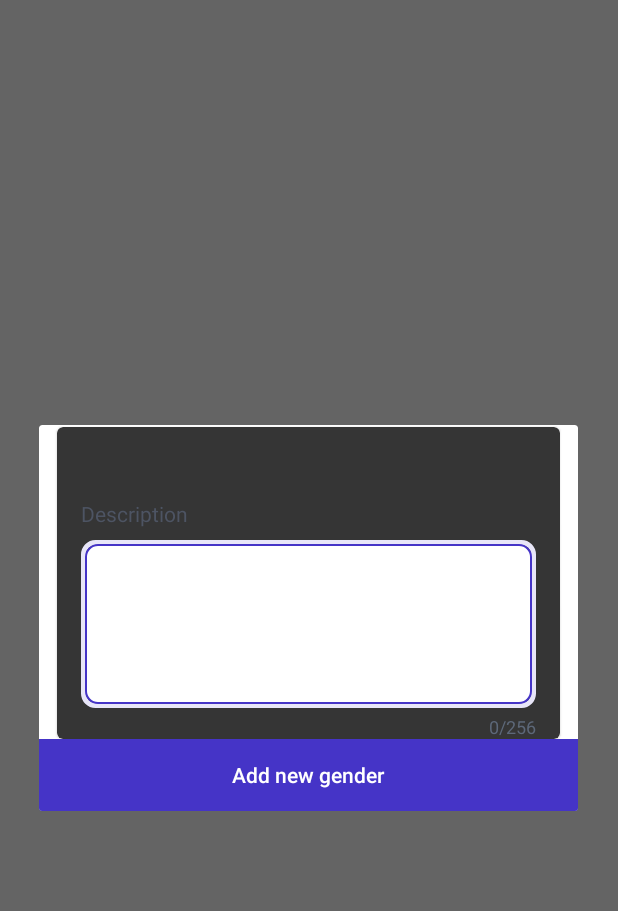
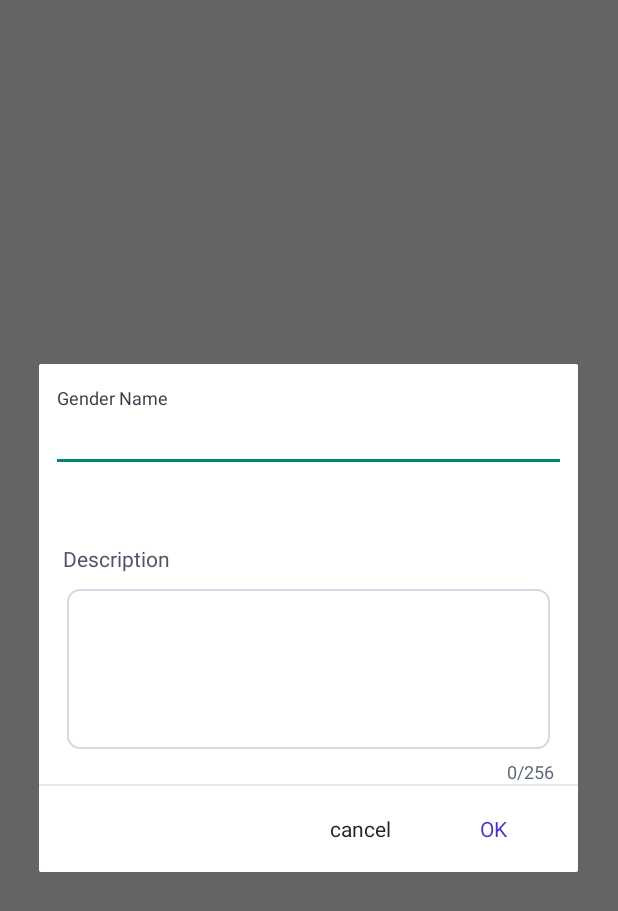
Before and after one commit to oscarB1nar10/Library, an Android app: the fragment AddGenderDialogFragment shown on its own in the app's theme, on a phone screen of 412 x 824 dp. Shown: the top 911 px of the screen. Run offline under Robolectric (Android 15) with nearby library versions, the phone set to English and light mode, and no system bars; Roboto replaces fonts that are not available here.

Commit message:
Boook gender dialog almost done
"no books added yet" image was added to dashboard.

```diff
--- a/app/src/main/java/com/example/library/ui/book_gender/BookGenderFragment.kt
+++ b/app/src/main/java/com/example/library/ui/book_gender/BookGenderFragment.kt
@@ -26,8 +26,9 @@ class BookGenderFragment : BaseFragment() {
     }
 
     private fun configureUI() {
+
         fab_add_book_gender.setOnClickListener {
-
+            showAddGenderDialog()
         }
     }
 
--- /dev/null
+++ b/app/src/main/java/com/example/library/ui/book_gender/BookGenderFragmentHelper.kt
@@ -0,0 +1,18 @@
+package com.example.library.ui.book_gender
+
+import com.example.library.ui.dialogs.AddGenderDialogFragment
+import com.example.library.ui.dialogs.AddGenderDialogFragment.Companion.BOOK_GENDER_DIALOG
+
+fun BookGenderFragment.showAddGenderDialog(){
+    val addBookGenderDialog = AddGenderDialogFragment.newInstance()
+
+    activity?.let {
+        fragmentManager?.let {
+            addBookGenderDialog.show(it, BOOK_GENDER_DIALOG)
+        }
+    }
+
+    addBookGenderDialog.onAddGenderAction = {
+        // TODO("Save Gender into DB and populate RecyclerView")
+    }
+}
--- a/app/src/main/java/com/example/library/ui/book_gender/BookGenderViewModel.kt
+++ b/app/src/main/java/com/example/library/ui/book_gender/BookGenderViewModel.kt
@@ -1,8 +1,11 @@
 package com.example.library.ui.book_gender
 
 import androidx.lifecycle.ViewModel
+import javax.inject.Inject
 
-class BookGenderViewModel : ViewModel(){
+class BookGenderViewModel
+@Inject
+constructor()  : ViewModel(){
 
 
 }
--- a/app/src/main/java/com/example/library/ui/dialogs/AddGenderDialogFragment.kt
+++ b/app/src/main/java/com/example/library/ui/dialogs/AddGenderDialogFragment.kt
@@ -6,13 +6,14 @@ import android.view.View
 import android.view.ViewGroup
 import androidx.fragment.app.DialogFragment
 import com.example.library.R
+import com.example.library.models.Gender
 import com.example.library.ui.book_gender.getGender
-import kotlinx.android.synthetic.main.layout_book_gender_item.*
 import kotlinx.android.synthetic.main.layout_gender_dialog.*
+import kotlinx.android.synthetic.main.layout_gender_dialog.view.*
 
 class AddGenderDialogFragment : DialogFragment(){
 
-    var onAddGenderAction: (() -> Unit)? = null
+    var onAddGenderAction: ((gender: Gender) -> Unit)? = null
 
     override fun onCreate(savedInstanceState: Bundle?) {
         super.onCreate(savedInstanceState)
@@ -21,22 +22,30 @@ class AddGenderDialogFragment : DialogFragment(){
     }
 
     override fun onCreateView(inflater: LayoutInflater, container: ViewGroup?, savedInstanceState: Bundle?): View? {
-
-         val rootView = inflater.inflate(R.layout.layout_gender_dialog, container)
-
-        cb_add_book_gender.setOnClickListener {
-            onAddGenderAction?.invoke()
+         val rootView = inflater.inflate(R.layout.layout_gender_dialog, container, false)
+        configureUI(rootView)
+        return rootView
     }
 
+    private fun configureUI(rootView: View) {
+
+        rootView.tv_ok.setOnClickListener {
+            onAddGenderAction?.invoke(
                 getGender(
                     edit_book_gender_name.text.toString(),
                     notes_book_description.getText()
                 )
+            )
+        }
 
-        return rootView
+        rootView.tv_cancel.setOnClickListener {
+            dismiss()
+        }
     }
 
     companion object {
+
+        const val BOOK_GENDER_DIALOG = "book_gender_dialog"
 
         fun newInstance() : AddGenderDialogFragment {
             return AddGenderDialogFragment()
--- a/app/src/main/res/layout/fragment_dashboard.xml
+++ b/app/src/main/res/layout/fragment_dashboard.xml
@@ -1,8 +1,8 @@
 <?xml version="1.0" encoding="utf-8"?>
 
-<androidx.constraintlayout.widget.ConstraintLayout
-    xmlns:android="http://schemas.android.com/apk/res/android"
+<androidx.constraintlayout.widget.ConstraintLayout xmlns:android="http://schemas.android.com/apk/res/android"
     xmlns:tools="http://schemas.android.com/tools"
+    xmlns:app="http://schemas.android.com/apk/res-auto"
     android:layout_width="match_parent"
     android:layout_height="match_parent"
     style="@style/Fragments_padding"
@@ -13,4 +13,15 @@
         android:layout_height="match_parent"
         tools:listitem="@layout/layout_book_item"/>
 
+    <ImageView
+        android:id="@+id/message_image"
+        android:layout_width="wrap_content"
+        android:layout_height="wrap_content"
+        android:layout_marginTop="32dp"
+        android:contentDescription="@string/dashboard_fragment_no_books_added_yet"
+        android:src="@drawable/no_books_added_yet"
+        app:layout_constraintEnd_toEndOf="parent"
+        app:layout_constraintStart_toStartOf="parent"
+        app:layout_constraintTop_toTopOf="parent" />
+
 </androidx.constraintlayout.widget.ConstraintLayout>
--- a/app/src/main/res/layout/layout_book_gender_item.xml
+++ b/app/src/main/res/layout/layout_book_gender_item.xml
@@ -4,9 +4,10 @@
     xmlns:app="http://schemas.android.com/apk/res-auto"
     xmlns:tools="http://schemas.android.com/tools"
     android:layout_width="match_parent"
-    android:layout_height="wrap_content">
+    android:layout_height="wrap_content"
+    android:background="@color/white">
 
-    <com.google.android.material.card.MaterialCardView
+    <androidx.cardview.widget.CardView
         style="@style/generic_card"
         android:layout_width="match_parent"
         android:layout_height="wrap_content"
@@ -35,6 +36,6 @@
             app:title="@string/add_book_description"
             tools:layout_editor_absoluteX="0dp" />
 
-    </com.google.android.material.card.MaterialCardView>
+    </androidx.cardview.widget.CardView>
 
 </androidx.constraintlayout.widget.ConstraintLayout>
--- a/app/src/main/res/layout/layout_gender_dialog.xml
+++ b/app/src/main/res/layout/layout_gender_dialog.xml
@@ -2,21 +2,78 @@
 <androidx.constraintlayout.widget.ConstraintLayout
     xmlns:android="http://schemas.android.com/apk/res/android"
     xmlns:app="http://schemas.android.com/apk/res-auto"
+    xmlns:tools="http://schemas.android.com/tools"
     android:layout_width="match_parent"
     android:layout_height="wrap_content">
 
-    <include
-        android:id="@+id/l_book_gender_item"
-        layout="@layout/layout_book_gender_item"/>
+    <com.google.android.material.textfield.TextInputLayout
+        android:id="@+id/text_inl_book_gender_name"
+        android:layout_width="match_parent"
+        android:layout_height="wrap_content"
+        android:minHeight="56dp"
+        app:hintTextColor="@color/slate_600"
+        android:hint="@string/add_book_gender_gender_name"
+        app:layout_constraintTop_toTopOf="parent"
+        android:layout_marginStart="8dp"
+        android:layout_marginEnd="8dp"
+        android:layout_marginTop="16dp">
 
-    <com.example.library.ui.components.CustomButton
-        android:id="@+id/cb_add_book_gender"
-        style="@style/Button.Primary.Keyboard"
-        android:text="@string/add_book_gender_fab"
-        app:style="keyboard"
+        <EditText
+            android:id="@+id/edit_book_gender_name"
+            android:layout_width="match_parent"
+            android:layout_height="wrap_content"
+            android:textColor="@color/slate_600"/>
+
+    </com.google.android.material.textfield.TextInputLayout>
+
+    <com.example.library.ui.components.NotesView
+        android:id="@+id/notes_book_description"
+        android:layout_width="match_parent"
+        android:layout_height="wrap_content"
+        android:layout_marginTop="16dp"
+        app:layout_constraintTop_toBottomOf="@+id/text_inl_book_gender_name"
+        app:title="@string/add_book_description"
+        tools:layout_editor_absoluteX="0dp" />
+
+    <View
+        android:id="@+id/tertiary_separating_line"
+        android:layout_width="0dp"
+        android:layout_height="1dp"
+        android:background="@color/slate_100"
         app:layout_constraintStart_toStartOf="parent"
         app:layout_constraintEnd_toEndOf="parent"
-        app:layout_constraintTop_toBottomOf="@+id/l_book_gender_item"
-        app:layout_constraintBottom_toBottomOf="parent" />
+        app:layout_constraintTop_toBottomOf="@+id/notes_book_description" />
+
+    <TextView
+        android:id="@+id/tv_ok"
+        style="@style/Body2"
+        android:layout_width="35dp"
+        android:layout_height="wrap_content"
+        android:paddingTop="3dp"
+        android:paddingBottom="3dp"
+        android:layout_marginTop="15dp"
+        android:layout_marginEnd="30dp"
+        android:layout_marginBottom="16dp"
+        android:textColor="@color/huckleberry_500"
+        android:textAllCaps="true"
+        android:text="@string/add_book_gender_ok_dialog_button"
+        app:layout_constraintEnd_toEndOf="parent"
+        app:layout_constraintTop_toBottomOf="@+id/tertiary_separating_line"
+        app:layout_constraintBottom_toBottomOf="parent"/>
+
+    <TextView
+        android:id="@+id/tv_cancel"
+        style="@style/Body2.Regular"
+        android:layout_marginEnd="40dp"
+        android:layout_marginTop="15dp"
+        android:layout_width="60dp"
+        android:layout_height="wrap_content"
+        android:paddingTop="3dp"
+        android:paddingBottom="3dp"
+        android:layout_marginBottom="16dp"
+        android:text="@string/add_book_gender_cancel_dialog_button"
+        app:layout_constraintEnd_toStartOf="@+id/tv_ok"
+        app:layout_constraintTop_toBottomOf="@+id/tertiary_separating_line"
+        app:layout_constraintBottom_toBottomOf="parent"/>
 
 </androidx.constraintlayout.widget.ConstraintLayout>
--- a/app/src/main/res/values/strings.xml
+++ b/app/src/main/res/values/strings.xml
@@ -15,6 +15,9 @@
     <string name="notes_counter">%d/%d</string>
     <string name="notes_notes_count">%d/256</string>
 
+    <!-- DashboardFragment -->
+    <string name="dashboard_fragment_no_books_added_yet">No books added yet</string>
+
     <!-- AddBooksFragment -->
     <string name="add_book_title">Title</string>
     <string name="add_book_image">Book image</string>
@@ -28,7 +31,9 @@
 
     <!-- BookGender -->
     <string name="add_book_gender_fab">Add new gender</string>
-
+    <string name="add_book_gender_ok_dialog_button">ok</string>
+    <string name="add_book_gender_cancel_dialog_button">cancel</string>
+    <string name="add_book_gender_gender_name">Gender Name</string>
     <!-- GenderDialog -->
 
 
--- a/app/src/main/res/values/styles.xml
+++ b/app/src/main/res/values/styles.xml
@@ -138,10 +138,14 @@
     </style>
 
     <!-- Generic DialogFragment -->
-    <style name="BaseDialogFragment" parent="Theme.AppCompat.Dialog">
+    <style name="BaseDialogFragment" parent="Theme.AppCompat.Light.Dialog.Alert">
         <item name="android:windowNoTitle">true</item>
         <item name="android:windowMinWidthMinor">95%</item>
         <item name="android:windowMinWidthMajor">55%</item>
+        <!-- Used for the title and text -->
+        <item name="android:textColorPrimary">@color/slate_600</item>
+        <!-- Used for the background -->
+        <item name="android:background">@color/white</item>
     </style>
 
 </resources>
```
Also changed, not shown: app/src/main/res/drawable/no_books_added_yet.png (added). Lines whose indentation alone changed are shown as unchanged.
